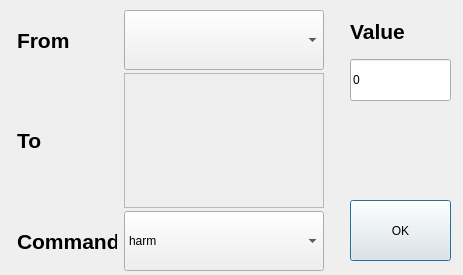
The window that src/CommandDialog/commanddialog.ui (lazaropo/2EManager) describes before a commit, drawn with Qt 5.
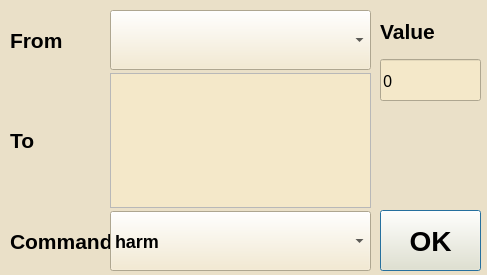
The same window after the commit.

Commit message: a little pastel colors paint at scrolling bar and etc

What changed in the file:
```diff
--- a/src/CommandDialog/commanddialog.ui
+++ b/src/CommandDialog/commanddialog.ui
@@ -6,18 +6,52 @@
    <rect>
     <x>0</x>
     <y>0</y>
-    <width>463</width>
+    <width>487</width>
     <height>275</height>
    </rect>
   </property>
   <property name="windowTitle">
    <string>CommandDialog</string>
   </property>
+  <property name="styleSheet">
+   <string notr="true">QDialog#CommandDialog{
+background-color: rgb(234,224,200);
+}
+
+QComboBox {
+background-color: rgb(244,232,201);
+font: bold 18px;
+color: black;
+}
+
+QLineEdit {
+background-color: rgb(244,232,201);
+font: 16px bold;
+color: black;
+}
+
+QPushButton {
+background-color: rgb(244,232,201);
+font: bold 28px;
+color: black;
+}
+
+QWidget#scrollAreaWidgetContents {
+background-color: rgb(244,232,201);
+color: black;
+}
+
+QLabel {
+font: bold;
+color: black;
+}
+</string>
+  </property>
   <widget class="QPushButton" name="pushButton_accept">
    <property name="geometry">
     <rect>
-     <x>350</x>
-     <y>200</y>
+     <x>380</x>
+     <y>210</y>
      <width>101</width>
      <height>61</height>
     </rect>
@@ -31,7 +65,7 @@
     <rect>
      <x>10</x>
      <y>10</y>
-     <width>321</width>
+     <width>361</width>
      <height>261</height>
     </rect>
    </property>
@@ -59,6 +93,7 @@
       <property name="font">
        <font>
         <pointsize>16</pointsize>
+        <italic>false</italic>
         <bold>true</bold>
        </font>
       </property>
@@ -100,6 +135,7 @@
       <property name="font">
        <font>
         <pointsize>16</pointsize>
+        <italic>false</italic>
         <bold>true</bold>
        </font>
       </property>
@@ -125,6 +161,7 @@
       <property name="font">
        <font>
         <pointsize>16</pointsize>
+        <italic>false</italic>
         <bold>true</bold>
        </font>
       </property>
@@ -169,7 +206,7 @@
       </property>
       <property name="maximumSize">
        <size>
-        <width>200</width>
+        <width>300</width>
         <height>16777215</height>
        </size>
       </property>
@@ -181,7 +218,7 @@
         <rect>
          <x>0</x>
          <y>0</y>
-         <width>198</width>
+         <width>257</width>
          <height>131</height>
         </rect>
        </property>
@@ -193,7 +230,7 @@
   <widget class="QWidget" name="layoutWidget">
    <property name="geometry">
     <rect>
-     <x>350</x>
+     <x>380</x>
      <y>10</y>
      <width>101</width>
      <height>91</height>
@@ -205,6 +242,7 @@
       <property name="font">
        <font>
         <pointsize>16</pointsize>
+        <italic>false</italic>
         <bold>true</bold>
        </font>
       </property>
```
The commit also changes 8 other files.
